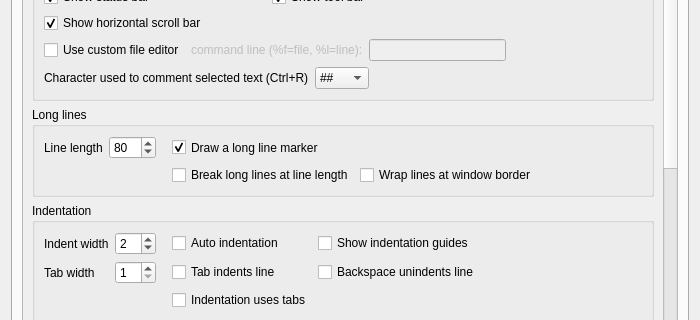
This is libgui/src/settings-dialog.ui in ctaggart/octave as Qt 5 draws it before an edit; both pictures show x 0 to 700 and y 257 to 577 of the 700 by 673 pixel window. The edited form follows.
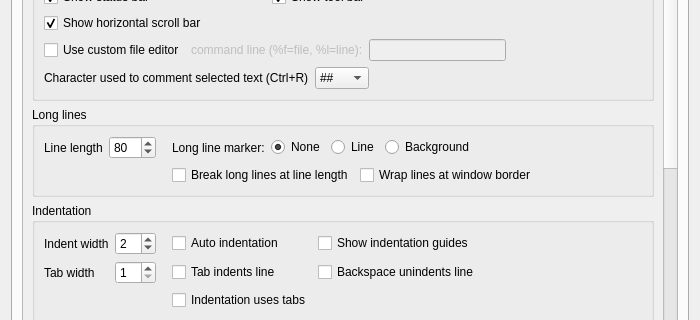
This is the edited form.

Commit message: enable text background as long line marker in the editor

Patch:
```diff
--- a/libgui/src/settings-dialog.ui
+++ b/libgui/src/settings-dialog.ui
@@ -500,7 +500,7 @@
             <x>0</x>
             <y>0</y>
             <width>642</width>
-            <height>902</height>
+            <height>904</height>
            </rect>
           </property>
           <layout class="QVBoxLayout" name="verticalLayout_16">
@@ -927,38 +927,6 @@
                 <property name="topMargin">
                  <number>0</number>
                 </property>
-                <item row="0" column="5">
-                 <widget class="QCheckBox" name="editor_long_line_marker">
-                  <property name="sizePolicy">
-                   <sizepolicy hsizetype="Minimum" vsizetype="Preferred">
-                    <horstretch>0</horstretch>
-                    <verstretch>0</verstretch>
-                   </sizepolicy>
-                  </property>
-                  <property name="toolTip">
-                   <string>This works well for monospaced fonts. The line is drawn at a position based on the width of a space character in the default font. It may not work very well if styles use proportional fonts or if varied font sizes or bold, italic and normal texts are used.</string>
-                  </property>
-                  <property name="text">
-                   <string>Draw a long line marker</string>
-                  </property>
-                  <property name="checked">
-                   <bool>true</bool>
-                  </property>
-                 </widget>
-                </item>
-                <item row="0" column="6">
-                 <spacer name="horizontalSpacer_7">
-                  <property name="orientation">
-                   <enum>Qt::Horizontal</enum>
-                  </property>
-                  <property name="sizeHint" stdset="0">
-                   <size>
-                    <width>40</width>
-                    <height>20</height>
-                   </size>
-                  </property>
-                 </spacer>
-                </item>
                 <item row="0" column="3">
                  <spacer name="horizontalSpacer_37">
                   <property name="orientation">
@@ -975,7 +943,7 @@
                   </property>
                  </spacer>
                 </item>
-                <item row="3" column="5">
+                <item row="5" column="5">
                  <spacer name="horizontalSpacer_14">
                   <property name="orientation">
                    <enum>Qt::Horizontal</enum>
@@ -1017,49 +985,114 @@
                   </property>
                  </widget>
                 </item>
-                <item row="1" column="6">
-                 <widget class="QCheckBox" name="editor_wrap_checkbox">
-                  <property name="enabled">
-                   <bool>true</bool>
-                  </property>
-                  <property name="sizePolicy">
-                   <sizepolicy hsizetype="Minimum" vsizetype="Preferred">
-                    <horstretch>0</horstretch>
-                    <verstretch>0</verstretch>
-                   </sizepolicy>
-                  </property>
-                  <property name="toolTip">
-                   <string>This works well for monospaced fonts. The line is drawn at a position based on the width of a space character in the default font. It may not work very well if styles use proportional fonts or if varied font sizes or bold, italic and normal texts are used.</string>
-                  </property>
-                  <property name="text">
-                   <string>Wrap lines at window border</string>
-                  </property>
-                  <property name="checked">
-                   <bool>false</bool>
-                  </property>
-                 </widget>
+                <item row="0" column="5">
+                 <layout class="QHBoxLayout" name="horizontalLayout_3">
+                  <item>
+                   <widget class="QLabel" name="label_24">
+                    <property name="text">
+                     <string>Long line marker:</string>
+                    </property>
+                   </widget>
+                  </item>
+                  <item>
+                   <widget class="QRadioButton" name="editor_long_line_marker_none">
+                    <property name="text">
+                     <string>None</string>
+                    </property>
+                    <property name="checked">
+                     <bool>true</bool>
+                    </property>
+                   </widget>
+                  </item>
+                  <item>
+                   <widget class="QRadioButton" name="editor_long_line_marker">
+                    <property name="text">
+                     <string>Line</string>
+                    </property>
+                   </widget>
+                  </item>
+                  <item>
+                   <widget class="QRadioButton" name="editor_long_line_marker_background">
+                    <property name="text">
+                     <string>Background</string>
+                    </property>
+                   </widget>
+                  </item>
+                  <item>
+                   <spacer name="horizontalSpacer_7">
+                    <property name="orientation">
+                     <enum>Qt::Horizontal</enum>
+                    </property>
+                    <property name="sizeHint" stdset="0">
+                     <size>
+                      <width>40</width>
+                      <height>20</height>
+                     </size>
+                    </property>
+                   </spacer>
+                  </item>
+                 </layout>
                 </item>
-                <item row="1" column="5">
-                 <widget class="QCheckBox" name="editor_break_checkbox">
-                  <property name="enabled">
-                   <bool>true</bool>
-                  </property>
-                  <property name="sizePolicy">
-                   <sizepolicy hsizetype="Minimum" vsizetype="Preferred">
-                    <horstretch>0</horstretch>
-                    <verstretch>0</verstretch>
-                   </sizepolicy>
-                  </property>
-                  <property name="toolTip">
-                   <string>This works well for monospaced fonts. The line is drawn at a position based on the width of a space character in the default font. It may not work very well if styles use proportional fonts or if varied font sizes or bold, italic and normal texts are used.</string>
-                  </property>
-                  <property name="text">
-                   <string>Break long lines at line length</string>
-                  </property>
-                  <property name="checked">
-                   <bool>false</bool>
-                  </property>
-                 </widget>
+                <item row="2" column="5">
+                 <layout class="QHBoxLayout" name="horizontalLayout_18">
+                  <item>
+                   <widget class="QCheckBox" name="editor_break_checkbox">
+                    <property name="enabled">
+                     <bool>true</bool>
+                    </property>
+                    <property name="sizePolicy">
+                     <sizepolicy hsizetype="Minimum" vsizetype="Preferred">
+                      <horstretch>0</horstretch>
+                      <verstretch>0</verstretch>
+                     </sizepolicy>
+                    </property>
+                    <property name="toolTip">
+                     <string>This works well for monospaced fonts. The line is drawn at a position based on the width of a space character in the default font. It may not work very well if styles use proportional fonts or if varied font sizes or bold, italic and normal texts are used.</string>
+                    </property>
+                    <property name="text">
+                     <string>Break long lines at line length</string>
+                    </property>
+                    <property name="checked">
+                     <bool>false</bool>
+                    </property>
+                   </widget>
+                  </item>
+                  <item>
+                   <widget class="QCheckBox" name="editor_wrap_checkbox">
+                    <property name="enabled">
+                     <bool>true</bool>
+                    </property>
+                    <property name="sizePolicy">
+                     <sizepolicy hsizetype="Minimum" vsizetype="Preferred">
+                      <horstretch>0</horstretch>
+                      <verstretch>0</verstretch>
+                     </sizepolicy>
+                    </property>
+                    <property name="toolTip">
+                     <string>This works well for monospaced fonts. The line is drawn at a position based on the width of a space character in the default font. It may not work very well if styles use proportional fonts or if varied font sizes or bold, italic and normal texts are used.</string>
+                    </property>
+                    <property name="text">
+                     <string>Wrap lines at window border</string>
+                    </property>
+                    <property name="checked">
+                     <bool>false</bool>
+                    </property>
+                   </widget>
+                  </item>
+                  <item>
+                   <spacer name="horizontalSpacer_17">
+                    <property name="orientation">
+                     <enum>Qt::Horizontal</enum>
+                    </property>
+                    <property name="sizeHint" stdset="0">
+                     <size>
+                      <width>40</width>
+                      <height>20</height>
+                     </size>
+                    </property>
+                   </spacer>
+                  </item>
+                 </layout>
                 </item>
                </layout>
               </item>
```
Left out of the diff: 88 changed lines with no effect on the pictures. The commit also changes 2 other files.
